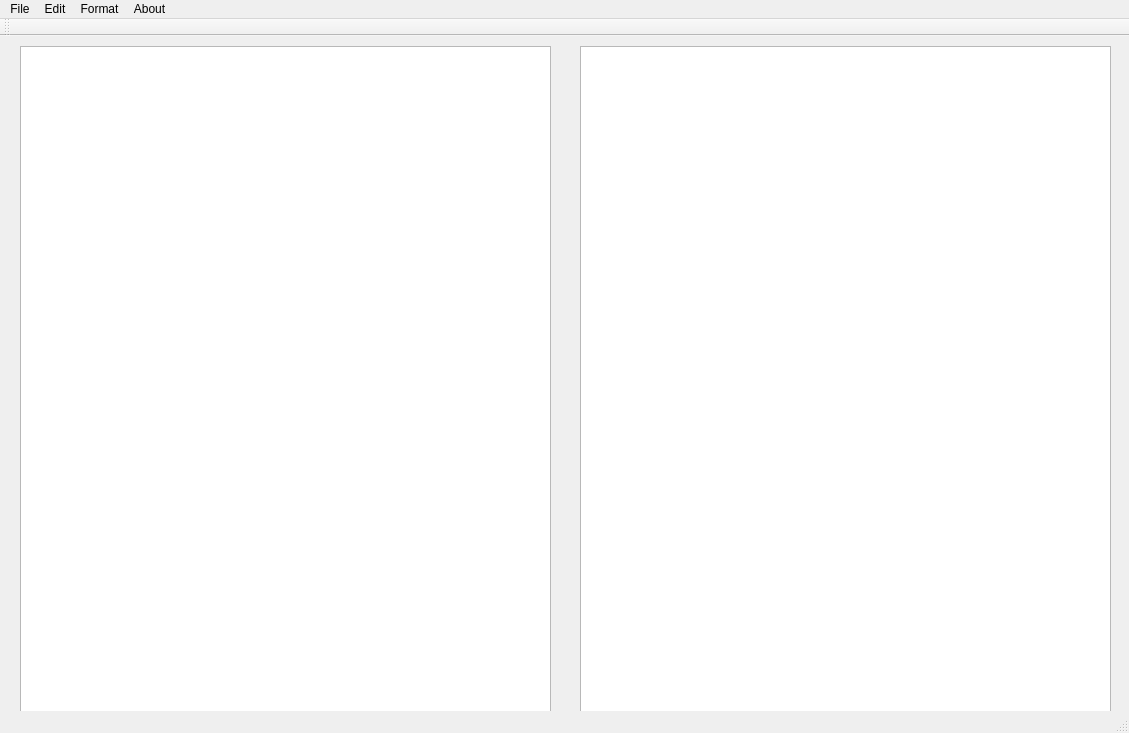
The window that ui/pinyin_editor.ui (NIC0NIC0NI/QT-gui-toys) describes before a commit, drawn with Qt 5.
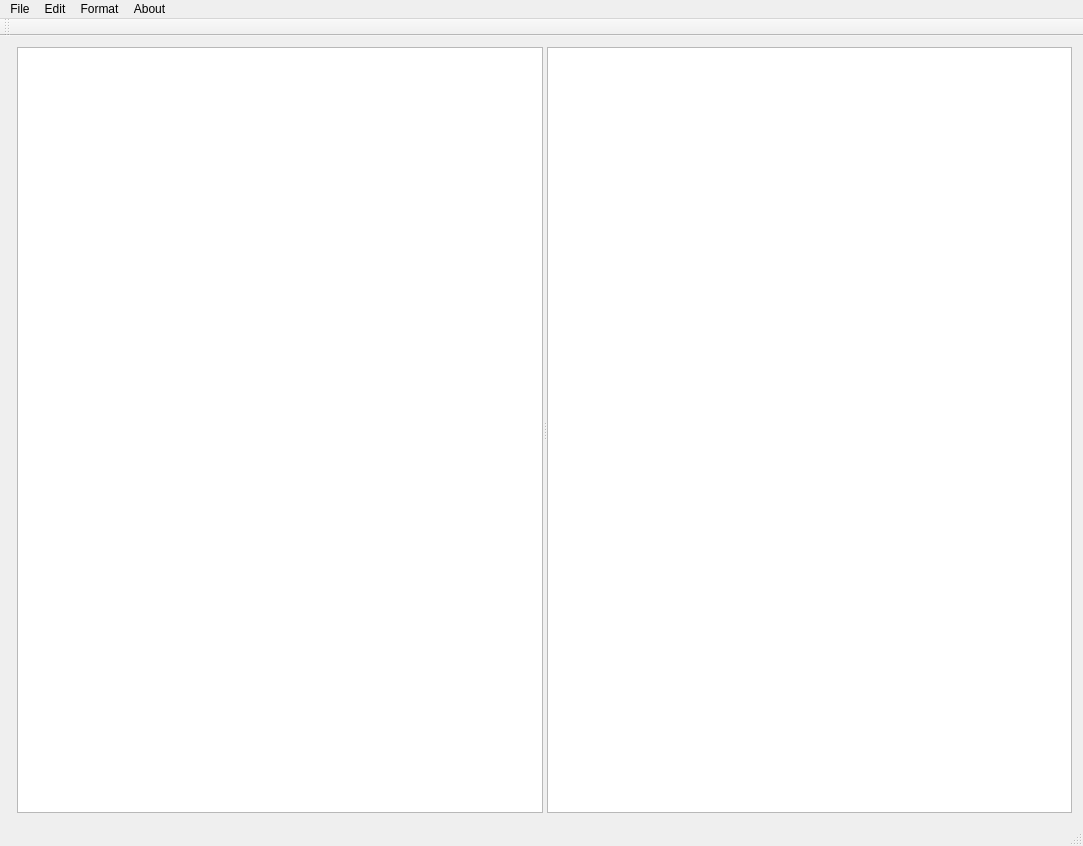
The same window after the commit.

```diff
--- a/ui/pinyin_editor.ui
+++ b/ui/pinyin_editor.ui
@@ -6,8 +6,8 @@
    <rect>
     <x>0</x>
     <y>0</y>
-    <width>1129</width>
-    <height>733</height>
+    <width>1083</width>
+    <height>846</height>
    </rect>
   </property>
   <property name="windowTitle">
@@ -17,45 +17,50 @@
    <locale language="Chinese" country="China"/>
   </property>
   <widget class="QWidget" name="centralWidget">
-   <widget class="QTextEdit" name="textEdit">
-    <property name="geometry">
-     <rect>
-      <x>20</x>
-      <y>10</y>
-      <width>531</width>
-      <height>671</height>
-     </rect>
-    </property>
-    <property name="font">
-     <font>
-      <family>Times New Roman</family>
-      <pointsize>14</pointsize>
-     </font>
-    </property>
-   </widget>
-   <widget class="QTextEdit" name="textShow">
-    <property name="geometry">
-     <rect>
-      <x>580</x>
-      <y>10</y>
-      <width>531</width>
-      <height>671</height>
-     </rect>
-    </property>
-    <property name="font">
-     <font>
-      <family>Times New Roman</family>
-      <pointsize>14</pointsize>
-     </font>
-    </property>
-   </widget>
+   <layout class="QFormLayout" name="formLayout">
+    <item row="0" column="1">
+     <widget class="QSplitter" name="splitter">
+      <property name="sizePolicy">
+       <sizepolicy hsizetype="Expanding" vsizetype="Expanding">
+        <horstretch>1</horstretch>
+        <verstretch>1</verstretch>
+       </sizepolicy>
+      </property>
+      <property name="minimumSize">
+       <size>
+        <width>0</width>
+        <height>0</height>
+       </size>
+      </property>
+      <property name="orientation">
+       <enum>Qt::Horizontal</enum>
+      </property>
+      <widget class="QTextEdit" name="textEdit">
+       <property name="font">
+        <font>
+         <family>Times New Roman</family>
+         <pointsize>14</pointsize>
+        </font>
+       </property>
+      </widget>
+      <widget class="QTextEdit" name="textShow">
+       <property name="font">
+        <font>
+         <family>Times New Roman</family>
+         <pointsize>14</pointsize>
+        </font>
+       </property>
+      </widget>
+     </widget>
+    </item>
+   </layout>
   </widget>
   <widget class="QMenuBar" name="menuBar">
    <property name="geometry">
     <rect>
      <x>0</x>
      <y>0</y>
-     <width>1129</width>
+     <width>1083</width>
      <height>23</height>
     </rect>
    </property>
```
Left out of the diff: 243 changed lines with no effect on the pictures.
